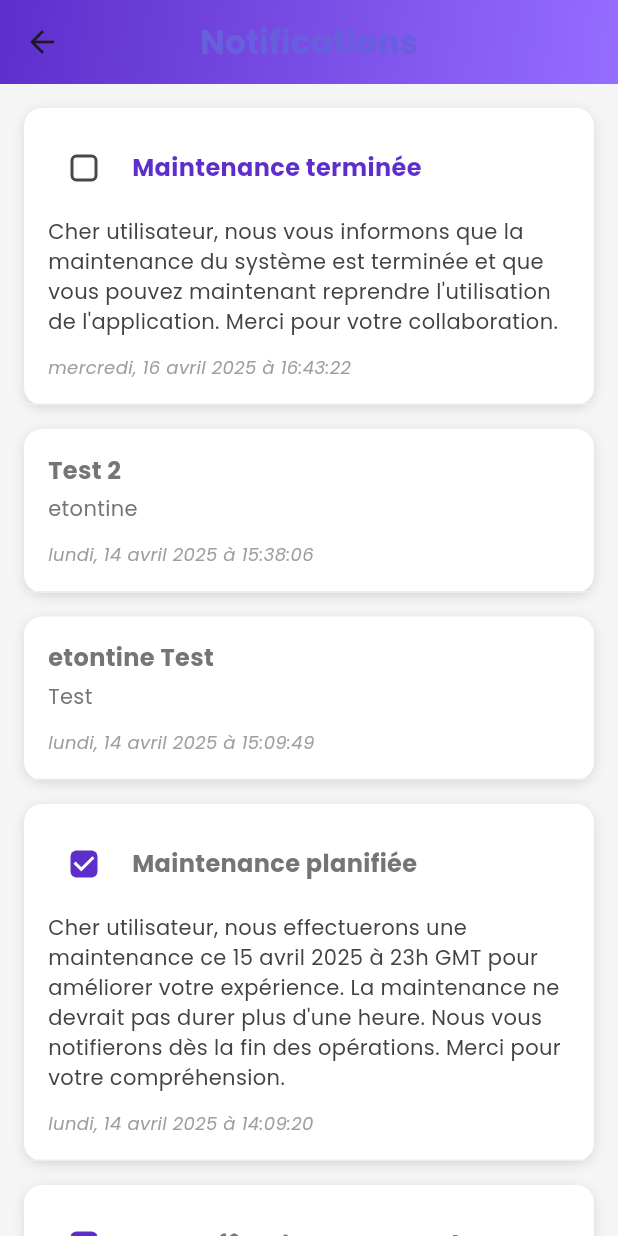
After one commit to joel710/entontine, a Flutter app: the NotificationsScreen screen opened by its route, on a phone screen of 412 x 824 dp. The commit adds this screen. Run offline on Flutter 3.47's test engine with Material 3 defaults, Android fonts, the phone set to English and light mode, and no system bars; our stand-ins replace google_fonts.

Commit message:
ajout de la page de notificatioon  et sont routage

```diff
--- a/lib/home.dart
+++ b/lib/home.dart
@@ -1,7 +1,7 @@
 import 'package:flutter/material.dart';
 import 'package:google_fonts/google_fonts.dart';
 import 'profil.dart';
-
+import 'notification.dart';
 class HomeScreen extends StatefulWidget {
   const HomeScreen({Key? key}) : super(key: key);
 
@@ -74,7 +74,12 @@ class _HomeScreenState extends State<HomeScreen> {
                       backgroundImage: AssetImage('assets/images/avatar.png'),
                     ),
                   ),
-                  Icon(Icons.notifications_none, color: Colors.white, size: 28),
+                  IconButton(
+      icon: Icon(Icons.notifications_none, color: Colors.white, size: 28),
+      onPressed: () {
+        Navigator.pushNamed(context, '/notifications'); // Utilisez votre nom de route
+      },
+    ),
                 ],
               ),
 
--- a/lib/main.dart
+++ b/lib/main.dart
@@ -1,4 +1,7 @@
 import 'package:flutter/material.dart';
+// ignore: depend_on_referenced_packages
+import 'package:flutter_localizations/flutter_localizations.dart';
+import 'package:intl/date_symbol_data_local.dart';
 import 'package:google_fonts/google_fonts.dart';
 import 'connexion.dart';
 import 'gard.dart';
@@ -7,8 +10,13 @@ import 'home.dart';
 import 'mots_de_passe.dart';
 import 'profil.dart';
 import 'tontine.dart';
+import 'notification.dart';
 
-void main() => runApp(EtontineApp());
+void main() async {
+  WidgetsFlutterBinding.ensureInitialized();
+  await initializeDateFormatting('fr_FR'); // Initialisation pour le français
+  runApp(EtontineApp());
+}
 
 class EtontineApp extends StatelessWidget {
   @override
@@ -21,6 +29,13 @@ class EtontineApp extends StatelessWidget {
         fontFamily: 'Sans',
         textTheme: GoogleFonts.poppinsTextTheme(),
       ),
+      localizationsDelegates: const [
+        GlobalMaterialLocalizations.delegate,
+        GlobalWidgetsLocalizations.delegate,
+        GlobalCupertinoLocalizations.delegate,
+      ],
+      supportedLocales: const [Locale('fr', 'FR')],
+
       home: GardScreen(), // Première page au lancement
       routes: {
         '/connexion': (context) => ConnexionScreen(),
@@ -30,6 +45,7 @@ class EtontineApp extends StatelessWidget {
         '/tontine': (context) => TontineScreen(),
         '/profil': (context) => ProfilScreen(),
         '/changer_mot_de_passe': (context) => ChangerMotDePasseScreen(),
+        '/notifications': (context) => NotificationsScreen(),
       },
     );
   }
--- /dev/null
+++ b/lib/notification.dart
@@ -0,0 +1,216 @@
+import 'package:flutter/material.dart';
+import 'package:google_fonts/google_fonts.dart';
+// ignore: depend_on_referenced_packages
+import 'package:intl/intl.dart';
+import 'package:intl/date_symbol_data_local.dart';
+
+class NotificationsScreen extends StatelessWidget {
+  final Color primaryColor = Color(0xFF5E2ECC);
+  final Color secondaryColor = Color(0xFF956DFF);
+  final Color backgroundColor = Color(0xFFF5F5F5);
+
+  final List<NotificationItem> notifications = [
+    NotificationItem(
+      title: "Maintenance terminée",
+      message:
+          "Cher utilisateur, nous vous informons que la maintenance du système est terminée et que vous pouvez maintenant reprendre l'utilisation de l'application. Merci pour votre collaboration.",
+      date: DateTime(2025, 4, 16, 16, 43, 22),
+      isRead: false,
+      hasCheckbox: true,
+    ),
+    NotificationItem(
+      title: "Test 2",
+      subtitle: "etontine",
+      date: DateTime(2025, 4, 14, 15, 38, 6),
+      isRead: true,
+    ),
+    NotificationItem(
+      title: "etontine Test",
+      subtitle: "Test",
+      date: DateTime(2025, 4, 14, 15, 9, 49),
+      isRead: true,
+    ),
+    NotificationItem(
+      title: "Maintenance planifiée",
+      message:
+          "Cher utilisateur, nous effectuerons une maintenance ce 15 avril 2025 à 23h GMT pour améliorer votre expérience. La maintenance ne devrait pas durer plus d'une heure. Nous vous notifierons dès la fin des opérations. Merci pour votre compréhension.",
+      date: DateTime(2025, 4, 14, 14, 9, 20),
+      isRead: true,
+      hasCheckbox: true,
+      isChecked: true,
+    ),
+    NotificationItem(
+      title: "Bonne fête des Rameaux !",
+      message:
+          "En ce jour de paix et d'espérance, etontine vous souhaite une belle célébration remplie de sérénité et de bénédictions.",
+      date: DateTime(2025, 4, 14),
+      isRead: true,
+      hasCheckbox: true,
+      isChecked: true,
+    ),
+  ];
+
+  @override
+  Widget build(BuildContext context) {
+    return Scaffold(
+      backgroundColor: backgroundColor,
+      appBar: AppBar(
+        title: Text(
+          'Notifications',
+          style: GoogleFonts.poppins(
+            fontWeight: FontWeight.bold,
+            color: const Color.fromARGB(255, 103, 95, 221),
+          ),
+        ),
+        centerTitle: true,
+        flexibleSpace: Container(
+          decoration: BoxDecoration(
+            gradient: LinearGradient(
+              colors: [primaryColor, secondaryColor],
+              begin: Alignment.topLeft,
+              end: Alignment.bottomRight,
+            ),
+          ),
+        ),
+        elevation: 0,
+      ),
+      body: ListView.builder(
+        padding: EdgeInsets.only(top: 8),
+        itemCount: notifications.length,
+        itemBuilder: (context, index) {
+          final notification = notifications[index];
+          return _buildNotificationCard(notification, index);
+        },
+      ),
+    );
+  }
+
+  Widget _buildNotificationCard(NotificationItem notification, int index) {
+    // Index ajouté en paramètre
+    final dateFormat = DateFormat('EEEE, d MMMM y à HH:mm:ss', 'fr_FR');
+    final formattedDate = dateFormat.format(notification.date);
+
+    return Container(
+      margin: EdgeInsets.symmetric(horizontal: 16, vertical: 8),
+      decoration: BoxDecoration(
+        color: Colors.white,
+        borderRadius: BorderRadius.circular(12),
+        boxShadow: [
+          BoxShadow(
+            // Correction de la syntaxe ici
+            color: Colors.black12,
+            blurRadius: 6,
+            offset: Offset(0, 2),
+          ),
+        ],
+      ),
+      child: Column(
+        crossAxisAlignment: CrossAxisAlignment.start,
+        children: [
+          if (notification.hasCheckbox)
+            Padding(
+              padding: EdgeInsets.only(left: 16, top: 16),
+              child: Row(
+                children: [
+                  Checkbox(
+                    value: notification.isChecked ?? false,
+                    onChanged: (value) {},
+                    activeColor: primaryColor,
+                    shape: RoundedRectangleBorder(
+                      borderRadius: BorderRadius.circular(4),
+                    ),
+                  ),
+                  SizedBox(width: 8),
+                  Text(
+                    notification.title,
+                    style: GoogleFonts.poppins(
+                      fontWeight: FontWeight.bold,
+                      fontSize: 16,
+                      color:
+                          notification.isRead ? Colors.grey[600] : primaryColor,
+                    ),
+                  ),
+                ],
+              ),
+            )
+          else
+            Padding(
+              padding: EdgeInsets.only(left: 16, top: 16),
+              child: Column(
+                crossAxisAlignment: CrossAxisAlignment.start,
+                children: [
+                  Text(
+                    notification.title,
+                    style: GoogleFonts.poppins(
+                      fontWeight: FontWeight.bold,
+                      fontSize: 16,
+                      color:
+                          notification.isRead ? Colors.grey[600] : primaryColor,
+                    ),
+                  ),
+                  if (notification.subtitle != null)
+                    Padding(
+                      padding: EdgeInsets.only(top: 4),
+                      child: Text(
+                        notification.subtitle!,
+                        style: GoogleFonts.poppins(
+                          fontSize: 14,
+                          color: Colors.grey[600],
+                        ),
+                      ),
+                    ),
+                ],
+              ),
+            ),
+
+          if (notification.message != null)
+            Padding(
+              padding: EdgeInsets.fromLTRB(16, 8, 16, 0),
+              child: Text(
+                notification.message!,
+                style: GoogleFonts.poppins(
+                  fontSize: 14,
+                  color: Colors.grey[800],
+                ),
+              ),
+            ),
+
+          Padding(
+            padding: EdgeInsets.fromLTRB(16, 12, 16, 16),
+            child: Text(
+              formattedDate,
+              style: GoogleFonts.poppins(
+                fontSize: 12,
+                color: Colors.grey[500],
+                fontStyle: FontStyle.italic,
+              ),
+            ),
+          ),
+
+          if (index < notifications.length - 1)
+            Divider(height: 1, color: Colors.grey[200]),
+        ],
+      ),
+    );
+  }
+}
+
+class NotificationItem {
+  final String title;
+  final String? subtitle;
+  final String? message;
+  final DateTime date;
+  final bool isRead;
+  final bool hasCheckbox;
+  final bool? isChecked;
+
+  NotificationItem({
+    required this.title,
+    this.subtitle,
+    this.message,
+    required this.date,
+    this.isRead = false,
+    this.hasCheckbox = false,
+    this.isChecked,
+  });
+}
```
Also changed, not shown: pubspec.yaml (+7 -70 lines), pubspec.lock.
